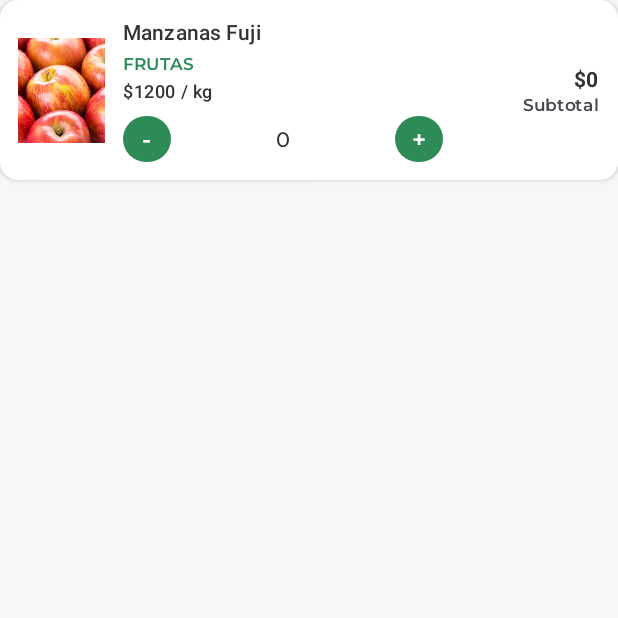
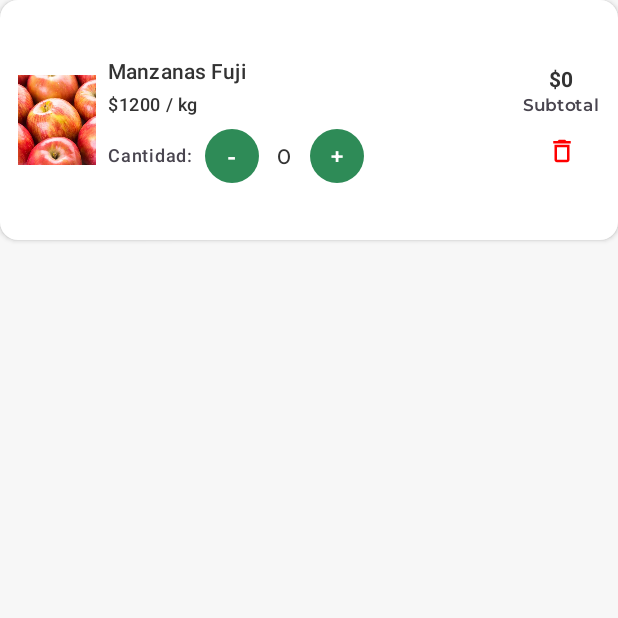
Before and after one commit to OmarNietoc/HuertoHogarApp, an Android app built with Jetpack Compose: the composable ProductoCardCarrito called with sample values from the repository, on a phone screen of 412 x 824 dp, the top half of it. Run offline under Robolectric (Android 15) with nearby library versions, the phone set to English and light mode, and no system bars; libraries missing offline, so code that uses them is left out: androidx.core.animation; 2 statements that could not run were skipped.

Commit message:
Ajuste visual en principal, se muestran los productos 1 por uno y se modifica como se muestran los productos en el carrito.

```diff
--- a/app/src/main/java/cl/duocuc/app/ui/principal/components/UiProductosCard.kt
+++ b/app/src/main/java/cl/duocuc/app/ui/principal/components/UiProductosCard.kt
@@ -20,6 +20,8 @@ import androidx.compose.animation.core.animateFloatAsState
 import androidx.compose.animation.core.tween
 import androidx.compose.foundation.interaction.MutableInteractionSource
 import androidx.compose.foundation.interaction.collectIsPressedAsState
+import androidx.compose.foundation.shape.CircleShape
+import androidx.compose.material.icons.outlined.Delete
 import androidx.compose.ui.Alignment
 import androidx.compose.ui.graphics.Color
 import cl.duocuc.app.model.Producto
@@ -151,11 +153,11 @@ fun UiProductosCard(
                 colors = ButtonDefaults.buttonColors(containerColor = colorFondo),
                 modifier = Modifier
                     .fillMaxWidth()
+                    .height(48.dp)
                     .graphicsLayer {
                         scaleX = escala
                         scaleY = escala
                     }
-                    .animateContentSize()
             ) {
                 Text(
                     "Agregar al carrito",
@@ -176,11 +178,11 @@ fun ProductoCardCarrito(
     Card(
         modifier = Modifier
             .fillMaxWidth()
-            .height(120.dp), // Altura reducida para el carrito
+            .height(160.dp), // Un poco más de altura para mejor distribución
         shape = MaterialTheme.shapes.medium,
         elevation = CardDefaults.cardElevation(defaultElevation = 2.dp),
         colors = CardDefaults.cardColors(
-            containerColor = Color.White // Fondo blanco explícito
+            containerColor = Color.White
         )
     ) {
         Row(
@@ -190,19 +192,21 @@ fun ProductoCardCarrito(
             horizontalArrangement = Arrangement.SpaceBetween,
             verticalAlignment = Alignment.CenterVertically
         ) {
-            // Imagen del producto
+            // Columna 1: Imagen
             Image(
                 painter = painterResource(producto.imagenRes),
                 contentDescription = producto.nombre,
                 modifier = Modifier
-                    .size(70.dp)
-                    .padding(end = 12.dp),
+                    .size(60.dp) // Imagen un poco más pequeña
+                    .padding(end = 8.dp),
                 contentScale = ContentScale.Crop
             )
 
-            // Información del producto
+            // Columna 2: Información del producto y selector
             Column(
-                modifier = Modifier.weight(1f),
+                modifier = Modifier
+                    .weight(1f)
+                    .padding(end = 8.dp),
                 verticalArrangement = Arrangement.Center
             ) {
                 Text(
@@ -215,31 +219,34 @@ fun ProductoCardCarrito(
                 Spacer(Modifier.height(4.dp))
 
                 Text(
-                    text = producto.categoria.uppercase(),
-                    style = MaterialTheme.typography.labelSmall,
-                    color = MaterialTheme.colorScheme.primary
-                )
-
-                Spacer(Modifier.height(4.dp))
-
-                Text(
                     text = "$${producto.precio} / ${producto.unid}",
                     style = MaterialTheme.typography.bodySmall.copy(fontWeight = FontWeight.Medium)
                 )
 
                 Spacer(Modifier.height(8.dp))
 
-                // Selector de cantidad
+                // Selector de cantidad CENTRADO
+                Box(
+                    modifier = Modifier.fillMaxWidth(),
+                    contentAlignment = Alignment.CenterStart
+                ) {
                     CantidadSelector(
                         cantidad = cantidad,
                         onCantidadChange = onCantidadChange,
-                    modifier = Modifier.fillMaxWidth(0.8f)
+                        modifier = Modifier
                     )
                 }
+            }
 
-            // Precio total del item
+            // Columna 3: Precio y botón eliminar
             Column(
-                horizontalAlignment = Alignment.End
+                modifier = Modifier.wrapContentWidth(),
+                horizontalAlignment = Alignment.CenterHorizontally,
+                verticalArrangement = Arrangement.spacedBy(8.dp)
+            ) {
+                // Precio total
+                Column(
+                    horizontalAlignment = Alignment.CenterHorizontally
                 ) {
                     Text(
                         text = "$${producto.precio * cantidad}",
@@ -251,10 +258,25 @@ fun ProductoCardCarrito(
                         color = MaterialTheme.colorScheme.onSurfaceVariant
                     )
                 }
+
+                // Botón eliminar
+                IconButton(
+                    onClick = { onCantidadChange(0) }, // Elimina el producto
+                    modifier = Modifier.size(32.dp)
+                ) {
+                    Icon(
+                        imageVector = Icons.Outlined.Delete,
+                        contentDescription = "Eliminar del carrito",
+                        tint = Color.Red,
+                        modifier = Modifier.size(20.dp)
+                    )
                 }
             }
         }
-//Componente para selector de cantidad
+    }
+}
+
+//Componente para selector de cantidad - VERSIÓN COMPACTA
 @Composable
 fun CantidadSelector(
     cantidad: Int,
@@ -263,15 +285,23 @@ fun CantidadSelector(
 ) {
     Row(
         modifier = modifier,
-        horizontalArrangement = Arrangement.SpaceBetween,
+        horizontalArrangement = Arrangement.Start,
         verticalAlignment = Alignment.CenterVertically
     ) {
+        // Etiqueta
+        Text(
+            text = "Cantidad:",
+            style = MaterialTheme.typography.labelMedium,
+            color = MaterialTheme.colorScheme.onSurfaceVariant,
+            modifier = Modifier.padding(end = 8.dp)
+        )
+
         // Botón disminuir
         Button(
             onClick = { onCantidadChange(cantidad - 1) },
-            modifier = Modifier.size(32.dp),
+            modifier = Modifier.size(36.dp),
+            shape = CircleShape,
             colors = ButtonDefaults.buttonColors(
-                contentColor = MaterialTheme.colorScheme.secondary,
                 containerColor = MaterialTheme.colorScheme.primary
             ),
             contentPadding = PaddingValues(0.dp)
@@ -281,7 +311,6 @@ fun CantidadSelector(
                 style = MaterialTheme.typography.bodyLarge,
                 fontWeight = FontWeight.Bold,
                 color = Color.White
-
             )
         }
 
@@ -295,9 +324,9 @@ fun CantidadSelector(
         // Botón aumentar
         Button(
             onClick = { onCantidadChange(cantidad + 1) },
-            modifier = Modifier.size(32.dp),
+            modifier = Modifier.size(36.dp),
+            shape = CircleShape,
             colors = ButtonDefaults.buttonColors(
-                contentColor = MaterialTheme.colorScheme.secondary,
                 containerColor = MaterialTheme.colorScheme.primary
             ),
             contentPadding = PaddingValues(0.dp)
```
Also changed, not shown: app/src/main/java/cl/duocuc/app/ui/principal/PrincipalScreen.kt (+27 -57 lines). Lines whose indentation alone changed are shown as unchanged.
